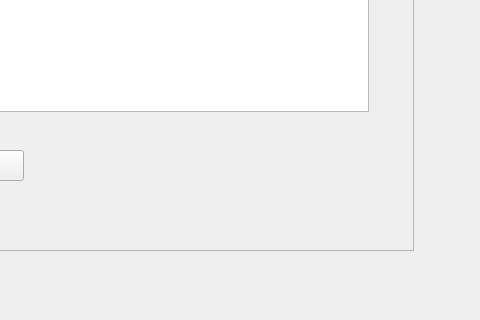
Qt form dialoglisteressources.ui (ProjetCPP-S2-2A15/projetcpp2a15-vaccicare) before a commit; both pictures show x 467 to 947 and y 400 to 720 of the 1091 by 720 pixel window.
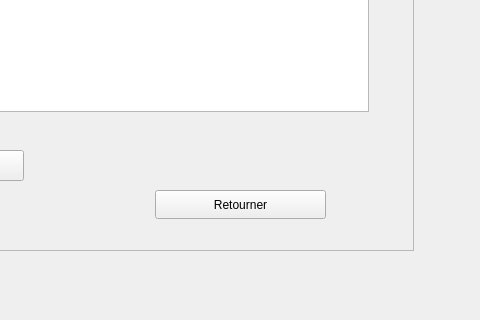
The same form after that commit.

Patch:
```diff
--- a/dialoglisteressources.ui
+++ b/dialoglisteressources.ui
@@ -107,6 +107,19 @@
      <string>Supprimer</string>
     </property>
    </widget>
+   <widget class="QPushButton" name="ButtonRetourner">
+    <property name="geometry">
+     <rect>
+      <x>602</x>
+      <y>570</y>
+      <width>171</width>
+      <height>29</height>
+     </rect>
+    </property>
+    <property name="text">
+     <string>Retourner</string>
+    </property>
+   </widget>
   </widget>
  </widget>
  <resources/>
```
Left out of the diff: 12 changed lines with no effect on the pictures.
